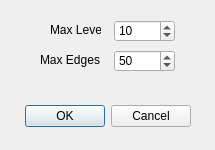
First picture: the form in ui/LoopBreakerDialog.ui, repository hexqnt/RiskSpec-Loops-Analyzer, before the edit.
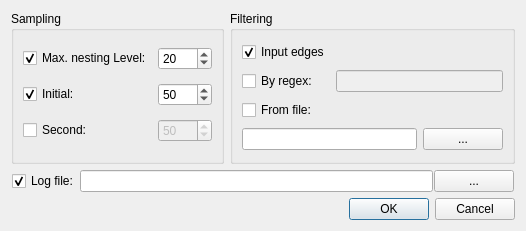
Second picture: the form after the edit.

```diff
--- a/ui/LoopBreakerDialog.ui
+++ b/ui/LoopBreakerDialog.ui
@@ -6,93 +6,221 @@
    <rect>
     <x>0</x>
     <y>0</y>
-    <width>215</width>
-    <height>150</height>
+    <width>526</width>
+    <height>231</height>
    </rect>
   </property>
+  <property name="minimumSize">
+   <size>
+    <width>525</width>
+    <height>231</height>
+   </size>
+  </property>
+  <property name="maximumSize">
+   <size>
+    <width>16777215</width>
+    <height>231</height>
+   </size>
+  </property>
   <property name="windowTitle">
    <string>Loop Break</string>
   </property>
-  <widget class="QDialogButtonBox" name="buttonBox">
-   <property name="geometry">
-    <rect>
-     <x>10</x>
-     <y>100</y>
-     <width>181</width>
-     <height>32</height>
-    </rect>
-   </property>
-   <property name="orientation">
-    <enum>Qt::Horizontal</enum>
-   </property>
-   <property name="standardButtons">
-    <set>QDialogButtonBox::Cancel|QDialogButtonBox::Ok</set>
-   </property>
-  </widget>
-  <widget class="QLabel" name="label">
-   <property name="geometry">
-    <rect>
-     <x>50</x>
-     <y>20</y>
-     <width>51</width>
-     <height>20</height>
-    </rect>
-   </property>
-   <property name="text">
-    <string>Max Level:</string>
-   </property>
-  </widget>
-  <widget class="QSpinBox" name="spinBox">
-   <property name="geometry">
-    <rect>
-     <x>114</x>
-     <y>20</y>
-     <width>61</width>
-     <height>22</height>
-    </rect>
-   </property>
-   <property name="minimum">
-    <number>1</number>
-   </property>
-   <property name="maximum">
-    <number>9000</number>
-   </property>
-   <property name="value">
-    <number>10</number>
-   </property>
-  </widget>
-  <widget class="QSpinBox" name="spinBox_2">
-   <property name="geometry">
-    <rect>
-     <x>114</x>
-     <y>50</y>
-     <width>61</width>
-     <height>22</height>
-    </rect>
-   </property>
-   <property name="minimum">
-    <number>1</number>
-   </property>
-   <property name="maximum">
-    <number>9000</number>
-   </property>
-   <property name="value">
-    <number>50</number>
-   </property>
-  </widget>
-  <widget class="QLabel" name="label_2">
-   <property name="geometry">
-    <rect>
-     <x>40</x>
-     <y>50</y>
-     <width>61</width>
-     <height>20</height>
-    </rect>
-   </property>
-   <property name="text">
-    <string>Max Edges:</string>
-   </property>
-  </widget>
+  <layout class="QVBoxLayout" name="verticalLayout">
+   <item>
+    <layout class="QHBoxLayout" name="horizontalLayout_2">
+     <item>
+      <widget class="QGroupBox" name="groupBox">
+       <property name="title">
+        <string>Sampling</string>
+       </property>
+       <layout class="QGridLayout" name="gridLayout_2">
+        <item row="2" column="1">
+         <widget class="QSpinBox" name="spinBox_3">
+          <property name="enabled">
+           <bool>false</bool>
+          </property>
+          <property name="minimum">
+           <number>1</number>
+          </property>
+          <property name="maximum">
+           <number>9000</number>
+          </property>
+          <property name="singleStep">
+           <number>1</number>
+          </property>
+          <property name="value">
+           <number>50</number>
+          </property>
+         </widget>
+        </item>
+        <item row="0" column="0">
+         <widget class="QCheckBox" name="checkBox_4">
+          <property name="text">
+           <string>Max. nesting Level:</string>
+          </property>
+          <property name="checked">
+           <bool>true</bool>
+          </property>
+         </widget>
+        </item>
+        <item row="2" column="0">
+         <widget class="QCheckBox" name="checkBox_2">
+          <property name="text">
+           <string>Second:</string>
+          </property>
+         </widget>
+        </item>
+        <item row="1" column="0">
+         <widget class="QCheckBox" name="checkBox">
+          <property name="text">
+           <string>Initial:</string>
+          </property>
+          <property name="checked">
+           <bool>true</bool>
+          </property>
+         </widget>
+        </item>
+        <item row="1" column="1">
+         <widget class="QSpinBox" name="spinBox_2">
+          <property name="minimum">
+           <number>1</number>
+          </property>
+          <property name="maximum">
+           <number>9000</number>
+          </property>
+          <property name="value">
+           <number>50</number>
+          </property>
+         </widget>
+        </item>
+        <item row="0" column="1">
+         <widget class="QSpinBox" name="spinBox">
+          <property name="minimum">
+           <number>1</number>
+          </property>
+          <property name="maximum">
+           <number>9000</number>
+          </property>
+          <property name="value">
+           <number>20</number>
+          </property>
+         </widget>
+        </item>
+       </layout>
+      </widget>
+     </item>
+     <item>
+      <widget class="QGroupBox" name="groupBox_2">
+       <property name="title">
+        <string>Filtering</string>
+       </property>
+       <layout class="QGridLayout" name="gridLayout_3">
+        <item row="1" column="0">
+         <widget class="QCheckBox" name="checkBox_5">
+          <property name="text">
+           <string>By regex:</string>
+          </property>
+         </widget>
+        </item>
+        <item row="2" column="0">
+         <widget class="QCheckBox" name="checkBox_7">
+          <property name="text">
+           <string>From file:</string>
+          </property>
+         </widget>
+        </item>
+        <item row="1" column="1">
+         <widget class="QLineEdit" name="lineEdit_2">
+          <property name="enabled">
+           <bool>false</bool>
+          </property>
+         </widget>
+        </item>
+        <item row="0" column="0">
+         <widget class="QCheckBox" name="checkBox_6">
+          <property name="text">
+           <string>Input edges</string>
+          </property>
+          <property name="checked">
+           <bool>true</bool>
+          </property>
+         </widget>
+        </item>
+        <item row="4" column="0" colspan="2">
+         <layout class="QHBoxLayout" name="horizontalLayout_3">
+          <item>
+           <widget class="QLineEdit" name="lineEdit_3"/>
+          </item>
+          <item>
+           <widget class="QPushButton" name="pushButton_2">
+            <property name="text">
+             <string>...</string>
+            </property>
+           </widget>
+          </item>
+         </layout>
+        </item>
+       </layout>
+      </widget>
+     </item>
+    </layout>
+   </item>
+   <item>
+    <layout class="QHBoxLayout" name="horizontalLayout" stretch="0,2,0">
+     <property name="spacing">
+      <number>1</number>
+     </property>
+     <property name="sizeConstraint">
+      <enum>QLayout::SetDefaultConstraint</enum>
+     </property>
+     <property name="leftMargin">
+      <number>1</number>
+     </property>
+     <property name="rightMargin">
+      <number>1</number>
+     </property>
+     <item>
+      <widget class="QCheckBox" name="checkBox_3">
+       <property name="text">
+        <string>Log file:</string>
+       </property>
+       <property name="checked">
+        <bool>true</bool>
+       </property>
+      </widget>
+     </item>
+     <item>
+      <widget class="QLineEdit" name="lineEdit"/>
+     </item>
+     <item>
+      <widget class="QPushButton" name="pushButton">
+       <property name="minimumSize">
+        <size>
+         <width>0</width>
+         <height>0</height>
+        </size>
+       </property>
+       <property name="text">
+        <string>...</string>
+       </property>
+       <property name="autoDefault">
+        <bool>true</bool>
+       </property>
+      </widget>
+     </item>
+    </layout>
+   </item>
+   <item>
+    <widget class="QDialogButtonBox" name="buttonBox">
+     <property name="orientation">
+      <enum>Qt::Horizontal</enum>
+     </property>
+     <property name="standardButtons">
+      <set>QDialogButtonBox::Cancel|QDialogButtonBox::Ok</set>
+     </property>
+    </widget>
+   </item>
+  </layout>
  </widget>
  <resources/>
  <connections>
```
Left out of the diff: 108 changed lines with no effect on the pictures.
